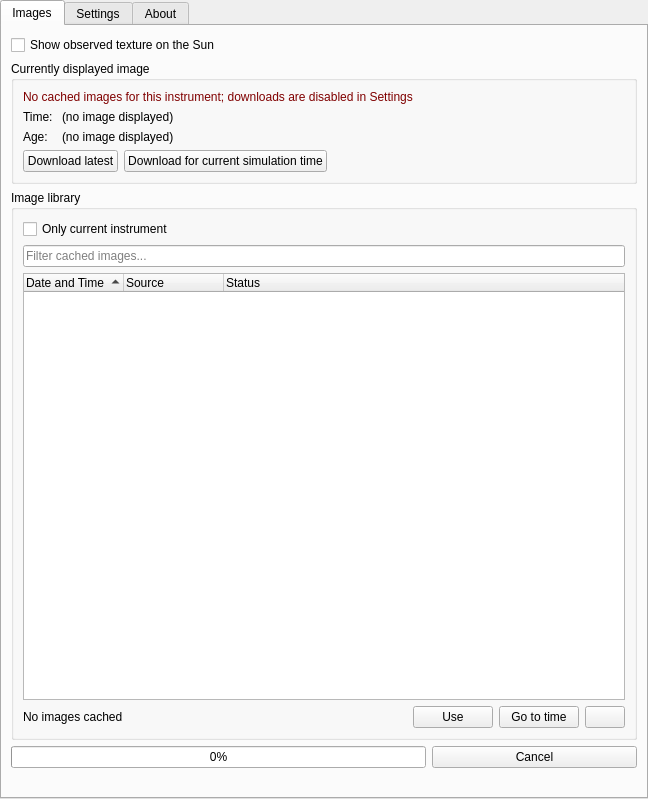
This is plugins/Sunspots/src/gui/sunspotsDialog.ui in 10110111/stellarium as Qt 5 draws it before an edit. The edited form follows.
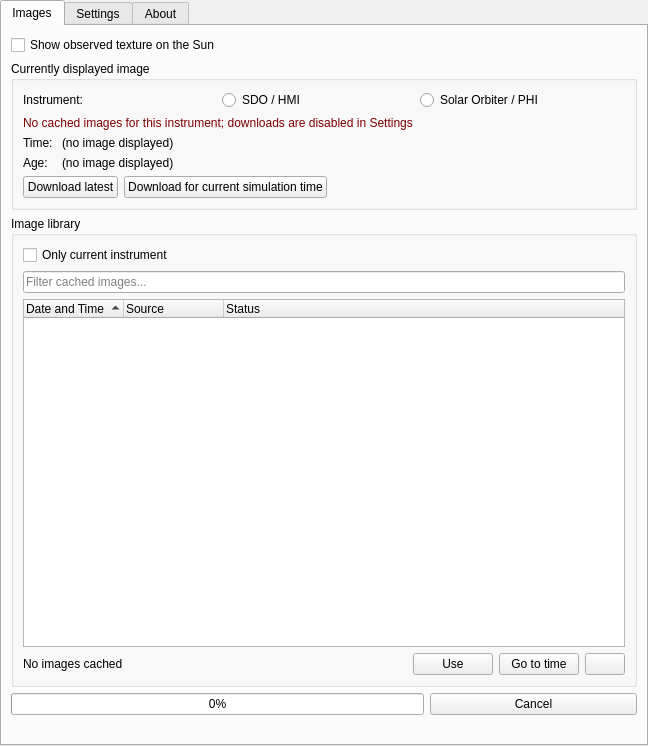
This is the edited form. Icons and pictures are not drawn. Custom widgets are drawn as their Qt base class.

Commit message: move instrument to the main tab

Diff of the .ui file:
```diff
--- a/plugins/Sunspots/src/gui/sunspotsDialog.ui
+++ b/plugins/Sunspots/src/gui/sunspotsDialog.ui
@@ -7,7 +7,7 @@
     <x>0</x>
     <y>0</y>
     <width>648</width>
-    <height>799</height>
+    <height>746</height>
    </rect>
   </property>
   <property name="windowTitle">
@@ -49,31 +49,144 @@
        <string>Images</string>
       </attribute>
       <layout class="QGridLayout" name="gridLayout">
-       <item row="6" column="2">
-        <widget class="QPushButton" name="cancelButton">
-         <property name="text">
-          <string>Cancel</string>
+       <item row="1" column="0" colspan="3">
+        <widget class="QGroupBox" name="imageGroup">
+         <property name="title">
+          <string notr="true">Currently displayed image</string>
          </property>
+         <layout class="QGridLayout" name="gridLayout_4">
+          <item row="5" column="0">
+           <widget class="QLabel" name="ageLabel">
+            <property name="sizePolicy">
+             <sizepolicy hsizetype="Minimum" vsizetype="Preferred">
+              <horstretch>0</horstretch>
+              <verstretch>0</verstretch>
+             </sizepolicy>
+            </property>
+            <property name="text">
+             <string>Age: </string>
+            </property>
+           </widget>
+          </item>
+          <item row="5" column="1" colspan="2">
+           <widget class="QLabel" name="displayedImageAge">
+            <property name="sizePolicy">
+             <sizepolicy hsizetype="Expanding" vsizetype="Preferred">
+              <horstretch>0</horstretch>
+              <verstretch>0</verstretch>
+             </sizepolicy>
+            </property>
+            <property name="text">
+             <string>(no image displayed)</string>
+            </property>
+           </widget>
+          </item>
+          <item row="6" column="0" colspan="4">
+           <layout class="QHBoxLayout" name="horizontalLayout">
+            <item>
+             <widget class="QPushButton" name="downloadLatestBtn">
+              <property name="text">
+               <string>Download latest</string>
+              </property>
+             </widget>
+            </item>
+            <item>
+             <widget class="QPushButton" name="downloadForSimTimeBtn">
+              <property name="text">
+               <string>Download for current simulation time</string>
+              </property>
+             </widget>
+            </item>
+            <item>
+             <spacer name="horizontalSpacer">
+              <property name="orientation">
+               <enum>Qt::Horizontal</enum>
+              </property>
+              <property name="sizeHint" stdset="0">
+               <size>
+                <width>40</width>
+                <height>20</height>
+               </size>
+              </property>
+             </spacer>
+            </item>
+           </layout>
+          </item>
+          <item row="3" column="0">
+           <widget class="QLabel" name="timeLabel">
+            <property name="sizePolicy">
+             <sizepolicy hsizetype="Minimum" vsizetype="Preferred">
+              <horstretch>0</horstretch>
+              <verstretch>0</verstretch>
+             </sizepolicy>
+            </property>
+            <property name="text">
+             <string>Time: </string>
+            </property>
+           </widget>
+          </item>
+          <item row="3" column="1">
+           <widget class="QLabel" name="displayedTime">
+            <property name="sizePolicy">
+             <sizepolicy hsizetype="Expanding" vsizetype="Preferred">
+              <horstretch>0</horstretch>
+              <verstretch>0</verstretch>
+             </sizepolicy>
+            </property>
+            <property name="text">
+             <string>(no image displayed)</string>
+            </property>
+            <property name="textInteractionFlags">
+             <set>Qt::LinksAccessibleByMouse|Qt::TextSelectableByMouse</set>
+            </property>
+           </widget>
+          </item>
+          <item row="2" column="0" colspan="2">
+           <widget class="QLabel" name="cacheEmptyError">
+            <property name="styleSheet">
+             <string notr="true">color: #800000;</string>
+            </property>
+            <property name="text">
+             <string>No cached images for this instrument; downloads are disabled in Settings</string>
+            </property>
+           </widget>
+          </item>
+          <item row="0" column="0" colspan="2">
+           <layout class="QHBoxLayout" name="horizontalLayout_5">
+            <item>
+             <widget class="QLabel" name="label">
+              <property name="text">
+               <string>Instrument:</string>
+              </property>
+             </widget>
+            </item>
+            <item>
+             <widget class="QRadioButton" name="hmiRadioButton">
+              <property name="text">
+               <string>SDO / HMI</string>
+              </property>
+             </widget>
+            </item>
+            <item>
+             <widget class="QRadioButton" name="phiRadioButton">
+              <property name="text">
+               <string>Solar Orbiter / PHI</string>
+              </property>
+             </widget>
+            </item>
+           </layout>
+          </item>
+         </layout>
         </widget>
        </item>
-       <item row="6" column="0" colspan="2">
-        <widget class="QProgressBar" name="progressBar">
-         <property name="value">
-          <number>0</number>
-         </property>
-        </widget>
-       </item>
-       <item row="7" column="0" colspan="3">
-        <widget class="QLabel" name="errorLabel">
+       <item row="0" column="0" colspan="2">
+        <widget class="QCheckBox" name="textureEnabled">
          <property name="text">
-          <string/>
+          <string>Show observed texture on the Sun</string>
          </property>
-         <property name="textInteractionFlags">
-          <set>Qt::LinksAccessibleByMouse|Qt::TextSelectableByMouse</set>
-         </property>
         </widget>
        </item>
-       <item row="5" column="0" colspan="3">
+       <item row="2" column="0" colspan="3">
         <widget class="QGroupBox" name="imageLibraryGroup">
          <property name="title">
           <string>Image library</string>
@@ -175,115 +288,27 @@
          </layout>
         </widget>
        </item>
-       <item row="1" column="0" rowspan="2" colspan="3">
-        <widget class="QGroupBox" name="groupBox">
-         <property name="title">
-          <string notr="true">Currently displayed image</string>
+       <item row="3" column="0" colspan="2">
+        <widget class="QProgressBar" name="progressBar">
+         <property name="value">
+          <number>0</number>
          </property>
-         <layout class="QGridLayout" name="gridLayout_4">
-          <item row="2" column="1">
-           <widget class="QLabel" name="displayedImageAge">
-            <property name="sizePolicy">
-             <sizepolicy hsizetype="Expanding" vsizetype="Preferred">
-              <horstretch>0</horstretch>
-              <verstretch>0</verstretch>
-             </sizepolicy>
-            </property>
-            <property name="text">
-             <string>(no image displayed)</string>
-            </property>
-           </widget>
-          </item>
-          <item row="1" column="1">
-           <widget class="QLabel" name="displayedTime">
-            <property name="sizePolicy">
-             <sizepolicy hsizetype="Expanding" vsizetype="Preferred">
-              <horstretch>0</horstretch>
-              <verstretch>0</verstretch>
-             </sizepolicy>
-            </property>
-            <property name="text">
-             <string>(no image displayed)</string>
-            </property>
-            <property name="textInteractionFlags">
-             <set>Qt::LinksAccessibleByMouse|Qt::TextSelectableByMouse</set>
-            </property>
-           </widget>
-          </item>
-          <item row="1" column="0">
-           <widget class="QLabel" name="timeLabel">
-            <property name="sizePolicy">
-             <sizepolicy hsizetype="Minimum" vsizetype="Preferred">
-              <horstretch>0</horstretch>
-              <verstretch>0</verstretch>
-             </sizepolicy>
-            </property>
-            <property name="text">
-             <string>Time: </string>
-            </property>
-           </widget>
-          </item>
-          <item row="2" column="0">
-           <widget class="QLabel" name="ageLabel">
-            <property name="sizePolicy">
-             <sizepolicy hsizetype="Minimum" vsizetype="Preferred">
-              <horstretch>0</horstretch>
-              <verstretch>0</verstretch>
-             </sizepolicy>
-            </property>
-            <property name="text">
-             <string>Age: </string>
-            </property>
-           </widget>
-          </item>
-          <item row="3" column="0" colspan="2">
-           <layout class="QHBoxLayout" name="horizontalLayout">
-            <item>
-             <widget class="QPushButton" name="downloadLatestBtn">
-              <property name="text">
-               <string>Download latest</string>
-              </property>
-             </widget>
-            </item>
-            <item>
-             <widget class="QPushButton" name="downloadForSimTimeBtn">
-              <property name="text">
-               <string>Download for current simulation time</string>
-              </property>
-             </widget>
-            </item>
-            <item>
-             <spacer name="horizontalSpacer">
-              <property name="orientation">
-               <enum>Qt::Horizontal</enum>
-              </property>
-              <property name="sizeHint" stdset="0">
-               <size>
-                <width>40</width>
-                <height>20</height>
-               </size>
-              </property>
-             </spacer>
-            </item>
-           </layout>
-          </item>
-          <item row="0" column="0" colspan="2">
-           <widget class="QLabel" name="cacheEmptyError">
-            <property name="styleSheet">
-             <string notr="true">color: #800000;</string>
-            </property>
-            <property name="text">
-             <string>No cached images for this instrument; downloads are disabled in Settings</string>
-            </property>
-           </widget>
-          </item>
-         </layout>
         </widget>
        </item>
-       <item row="0" column="0" colspan="3">
-        <widget class="QCheckBox" name="textureEnabled">
+       <item row="3" column="2">
+        <widget class="QPushButton" name="cancelButton">
          <property name="text">
-          <string>Show observed texture on the Sun</string>
+          <string>Cancel</string>
+         </property>
+        </widget>
+       </item>
+       <item row="4" column="0" colspan="3">
+        <widget class="QLabel" name="errorLabel">
+         <property name="text">
+          <string/>
+         </property>
+         <property name="textInteractionFlags">
+          <set>Qt::LinksAccessibleByMouse|Qt::TextSelectableByMouse</set>
          </property>
         </widget>
        </item>
@@ -294,29 +319,6 @@
        <string>Settings</string>
       </attribute>
       <layout class="QVBoxLayout" name="verticalLayout">
-       <item>
-        <widget class="QGroupBox" name="instrumentGroup">
-         <property name="title">
-          <string>Instrument</string>
-         </property>
-         <layout class="QHBoxLayout" name="instrumentLayout">
-          <item>
-           <widget class="QRadioButton" name="hmiRadioButton">
-            <property name="text">
-             <string>SDO / HMI</string>
-            </property>
-           </widget>
-          </item>
-          <item>
-           <widget class="QRadioButton" name="phiRadioButton">
-            <property name="text">
-             <string>Solar Orbiter / PHI</string>
-            </property>
-           </widget>
-          </item>
-         </layout>
-        </widget>
-       </item>
        <item>
         <widget class="QGroupBox" name="autoSelectionGroup">
          <property name="title">
```
The commit also changes 1 other file.
